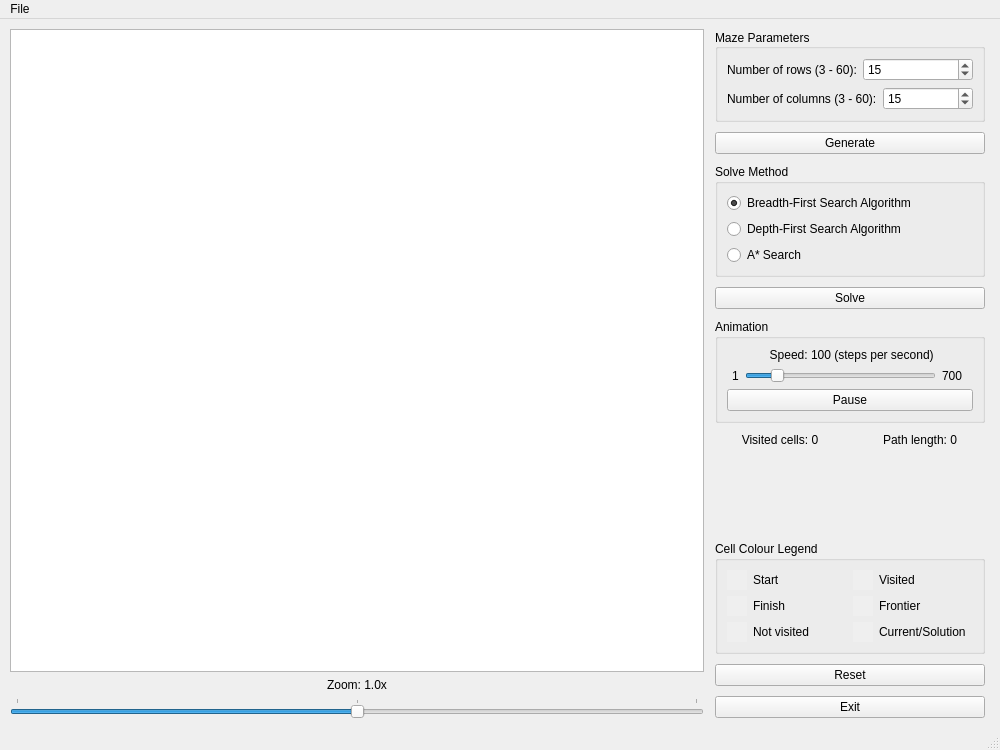
Qt form MazeSolver/mainwindow.ui (patrykkuta/Maze-Solver) before a commit.
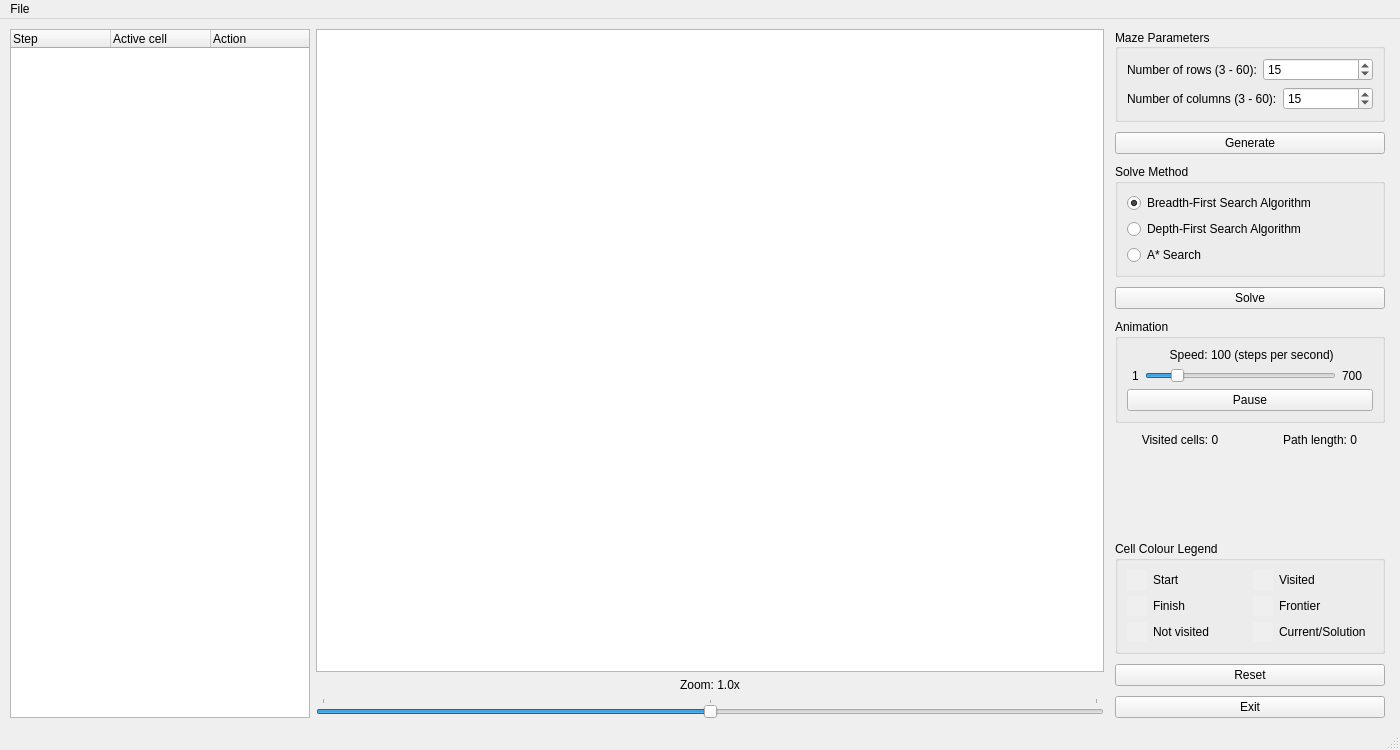
The same form after that commit.

Commit message: Added table to display steps

```diff
--- a/MazeSolver/mainwindow.ui
+++ b/MazeSolver/mainwindow.ui
@@ -9,13 +9,13 @@
    <rect>
     <x>0</x>
     <y>0</y>
-    <width>1000</width>
+    <width>1400</width>
     <height>750</height>
    </rect>
   </property>
   <property name="minimumSize">
    <size>
-    <width>800</width>
+    <width>1300</width>
     <height>750</height>
    </size>
   </property>
@@ -51,6 +51,64 @@
     <property name="bottomMargin">
      <number>10</number>
     </property>
+    <item>
+     <widget class="QTableWidget" name="stepsTable">
+      <property name="sizePolicy">
+       <sizepolicy hsizetype="Fixed" vsizetype="Expanding">
+        <horstretch>0</horstretch>
+        <verstretch>0</verstretch>
+       </sizepolicy>
+      </property>
+      <property name="minimumSize">
+       <size>
+        <width>300</width>
+        <height>0</height>
+       </size>
+      </property>
+      <property name="maximumSize">
+       <size>
+        <width>300</width>
+        <height>16777215</height>
+       </size>
+      </property>
+      <property name="verticalScrollBarPolicy">
+       <enum>Qt::ScrollBarAsNeeded</enum>
+      </property>
+      <property name="horizontalScrollBarPolicy">
+       <enum>Qt::ScrollBarAlwaysOff</enum>
+      </property>
+      <property name="sizeAdjustPolicy">
+       <enum>QAbstractScrollArea::AdjustToContents</enum>
+      </property>
+      <property name="columnCount">
+       <number>3</number>
+      </property>
+      <column>
+       <property name="text">
+        <string>Step</string>
+       </property>
+       <property name="textAlignment">
+        <set>AlignLeading|AlignVCenter</set>
+       </property>
+      </column>
+      <column>
+       <property name="text">
+        <string>Active cell</string>
+       </property>
+       <property name="textAlignment">
+        <set>AlignLeading|AlignVCenter</set>
+       </property>
+      </column>
+      <column>
+       <property name="text">
+        <string>Action</string>
+       </property>
+       <property name="textAlignment">
+        <set>AlignLeading|AlignVCenter</set>
+       </property>
+      </column>
+     </widget>
+    </item>
     <item>
      <layout class="QVBoxLayout" name="verticalLayout_7">
       <item>
@@ -727,7 +785,7 @@
     <rect>
      <x>0</x>
      <y>0</y>
-     <width>1000</width>
+     <width>1400</width>
      <height>21</height>
     </rect>
    </property>
```
Left out of the diff: 2 changed lines with no effect on the pictures. The commit also changes 3 other files.
